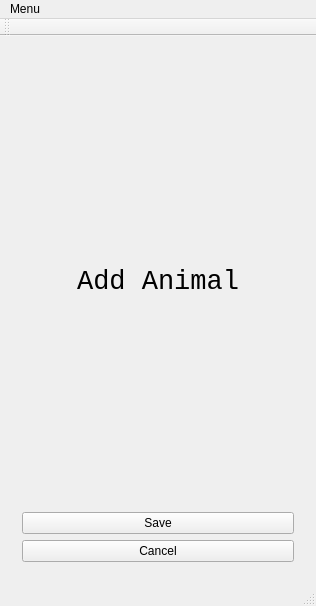
Before: the Qt Designer form cuACS/mainwindow.ui in husseinkhlawey/NullPointerException, drawn with Qt 5.
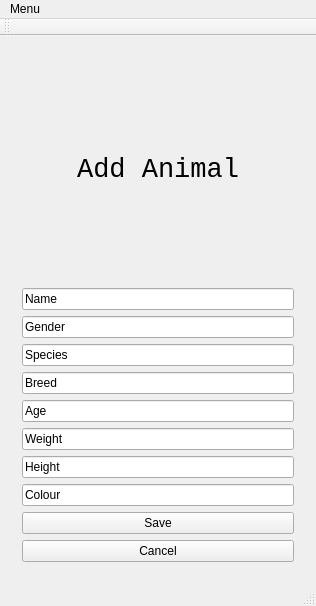
After: the same form once the commit is applied. The open tabs and pages were chosen to show the change.

```diff
--- a/cuACS/mainwindow.ui
+++ b/cuACS/mainwindow.ui
@@ -258,6 +258,62 @@
           </property>
          </widget>
         </item>
+        <item>
+         <widget class="QLineEdit" name="lineEdit">
+          <property name="text">
+           <string>Name</string>
+          </property>
+         </widget>
+        </item>
+        <item>
+         <widget class="QLineEdit" name="lineEdit_2">
+          <property name="text">
+           <string>Gender</string>
+          </property>
+         </widget>
+        </item>
+        <item>
+         <widget class="QLineEdit" name="lineEdit_3">
+          <property name="text">
+           <string>Species</string>
+          </property>
+         </widget>
+        </item>
+        <item>
+         <widget class="QLineEdit" name="lineEdit_4">
+          <property name="text">
+           <string>Breed</string>
+          </property>
+         </widget>
+        </item>
+        <item>
+         <widget class="QLineEdit" name="lineEdit_5">
+          <property name="text">
+           <string>Age</string>
+          </property>
+         </widget>
+        </item>
+        <item>
+         <widget class="QLineEdit" name="lineEdit_6">
+          <property name="text">
+           <string>Weight</string>
+          </property>
+         </widget>
+        </item>
+        <item>
+         <widget class="QLineEdit" name="lineEdit_7">
+          <property name="text">
+           <string>Height</string>
+          </property>
+         </widget>
+        </item>
+        <item>
+         <widget class="QLineEdit" name="lineEdit_8">
+          <property name="text">
+           <string>Colour</string>
+          </property>
+         </widget>
+        </item>
         <item>
          <widget class="QPushButton" name="pushButton_11">
           <property name="text">
```
Left out of the diff: 2 changed lines with no effect on the pictures.
